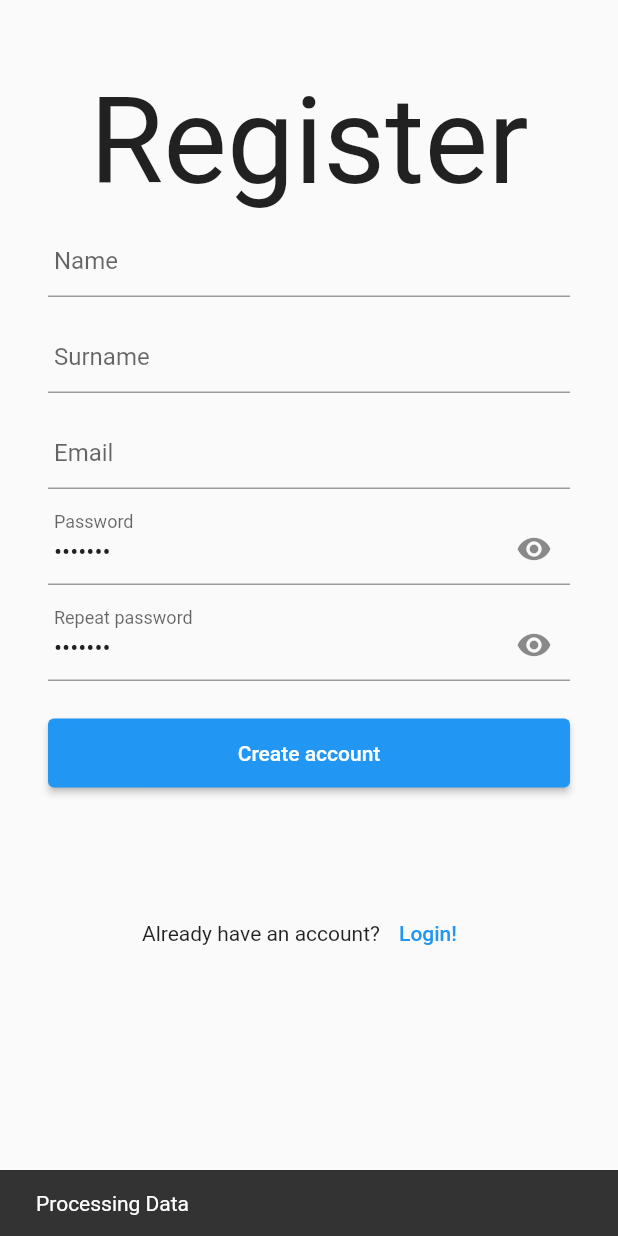
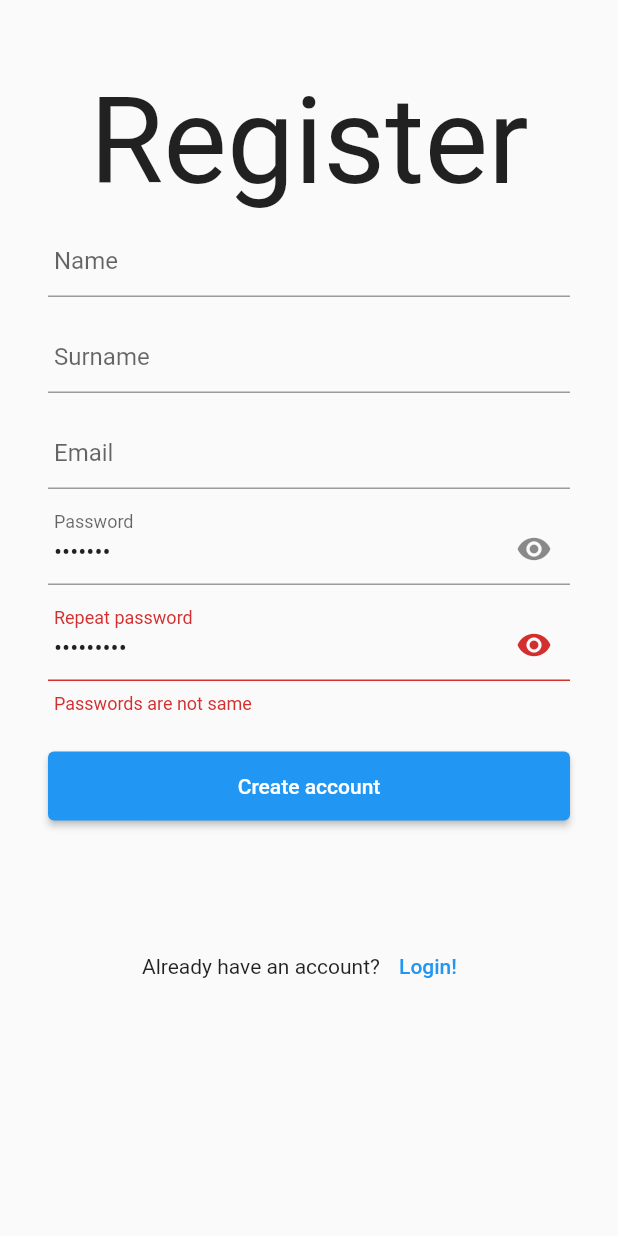
Before and after one commit to mjablecnik/flutter_modular_examples, a Flutter app: the screen it shows after launch, after a tap on "Create account", on a phone screen of 412 x 824 dp. Run offline on Flutter 3.47's test engine with Material 2 defaults, Android fonts, the phone set to English and light mode, and no system bars; our stand-ins replace flutter_modular, flutter_triple, google_fonts; missing offline and left inert: the_validator; Roboto replaces fonts that are missing (Cookie).

Commit message:
Move passwordFormValidator into utils

```diff
--- a/lib/app/modules/auth/ui/register_page.dart
+++ b/lib/app/modules/auth/ui/register_page.dart
@@ -4,6 +4,7 @@ import 'package:google_fonts/google_fonts.dart';
 import 'package:the_validator/the_validator.dart';
 
 import '../logic/user_list_store.dart';
+import '../utils.dart';
 
 class RegisterPage extends StatefulWidget {
   @override
@@ -16,6 +17,13 @@ class _RegisterPageState extends ModularState<RegisterPage, UserListStore> {
   @override
   void initState() {
     super.initState();
+  }
+
+  FormFieldValidator<String> getPasswordValidator({bool isRepeated: false}) {
+    return (fieldValue) {
+      var result = passwordFieldValidator(fieldValue);
+      return result == null && isRepeated ? "Passwords are not same" : result;
+    };
   }
 
   @override
@@ -75,38 +83,20 @@ class _RegisterPageState extends ModularState<RegisterPage, UserListStore> {
                       contentPadding: EdgeInsets.symmetric(horizontal: 4.0),
                       suffixIcon: Icon(Icons.visibility),
                     ),
-                    validator: FieldValidator.password(
-                      minLength: 8,
-                      shouldContainNumber: true,
-                      shouldContainCapitalLetter: true,
-                      shouldContainSmallLetter: true,
-                      errorMessage: "Password must have minimal 8 characters",
-                      onNumberNotPresent: () => "Password must contain number",
-                      onSpecialCharsNotPresent: () => "Password must contain special characters",
-                      onCapitalLetterNotPresent: () => "Password must contain capital letters",
-                    ),
+                    validator: this.getPasswordValidator(),
                   ),
                   SizedBox(height: 16.0),
                   TextFormField(
                     enableSuggestions: false,
                     autocorrect: false,
                     obscureText: true,
-                    initialValue: "Test123",
+                    initialValue: "Test45678",
                     decoration: InputDecoration(
                       labelText: "Repeat password",
                       contentPadding: EdgeInsets.symmetric(horizontal: 4.0),
                       suffixIcon: Icon(Icons.visibility),
                     ),
-                    validator: FieldValidator.password(
-                      minLength: 8,
-                      shouldContainNumber: true,
-                      shouldContainCapitalLetter: true,
-                      shouldContainSmallLetter: true,
-                      errorMessage: "Password must have minimal 8 characters",
-                      onNumberNotPresent: () => "Password must contain number",
-                      onSpecialCharsNotPresent: () => "Password must contain special characters",
-                      onCapitalLetterNotPresent: () => "Password must contain capital letters",
-                    ),
+                    validator: this.getPasswordValidator(isRepeated: true),
                   ),
                   Center(
                     child: Padding(
--- /dev/null
+++ b/lib/app/modules/auth/utils.dart
@@ -0,0 +1,13 @@
+import 'package:the_validator/the_validator.dart';
+import 'package:flutter/material.dart';
+
+FormFieldValidator<String> passwordFieldValidator = FieldValidator.password(
+  minLength: 8,
+  shouldContainNumber: true,
+  shouldContainCapitalLetter: true,
+  shouldContainSmallLetter: true,
+  errorMessage: "Password must have minimal 8 characters",
+  onNumberNotPresent: () => "Password must contain number",
+  onSpecialCharsNotPresent: () => "Password must contain special characters",
+  onCapitalLetterNotPresent: () => "Password must contain capital letters",
+);
```
Also changed, not shown: lib/app/modules/auth/ui/login_page.dart (+2 -10 lines).
